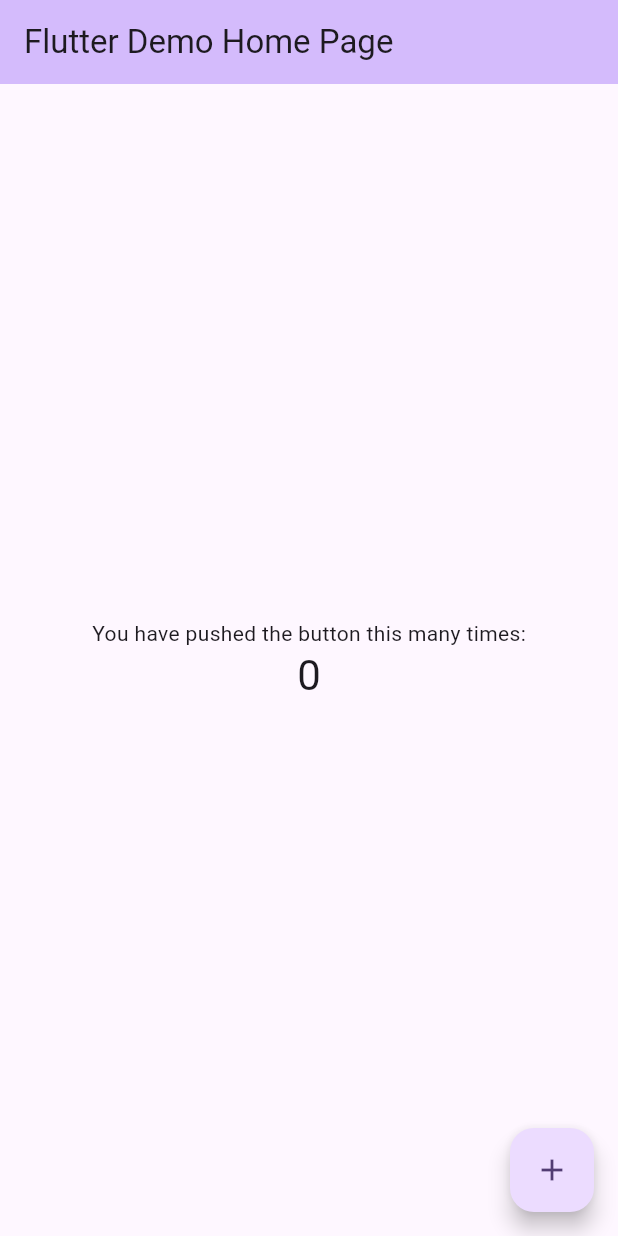
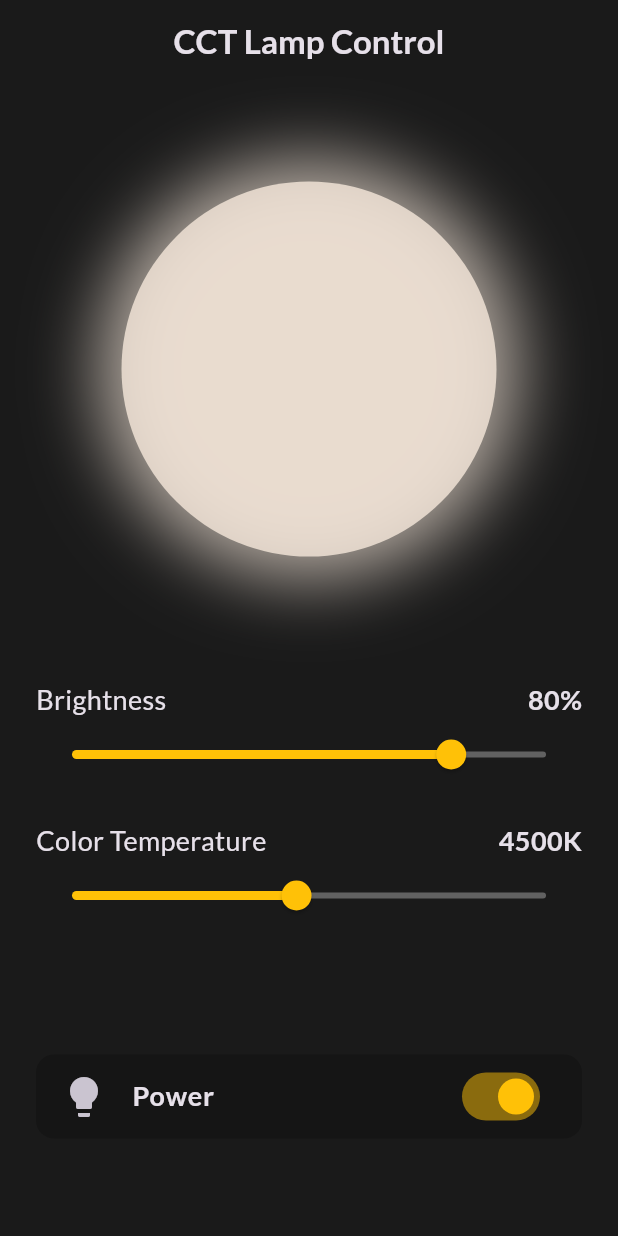
Before and after one commit to noran66/CCT_Lamp_Project, a Flutter app: the screen it shows after launch, on a phone screen of 412 x 824 dp. Run offline on Flutter 3.47's test engine with Material 3 defaults, Android fonts, the phone set to English and light mode, and no system bars; our stand-ins replace google_fonts.

Commit message:
fisrt commit

```diff
--- a/lib/main.dart
+++ b/lib/main.dart
@@ -1,124 +1,198 @@
+
 import 'package:flutter/material.dart';
+import 'package:google_fonts/google_fonts.dart';
 
 void main() {
-  runApp(const MyApp());
+  runApp(const CCTLampApp());
 }
 
-class MyApp extends StatelessWidget {
-  const MyApp({super.key});
+class CCTLampApp extends StatelessWidget {
+  const CCTLampApp({super.key});
 
-  // This widget is the root of your application.
   @override
   Widget build(BuildContext context) {
     return MaterialApp(
-      title: 'Flutter ',
+      title: 'CCT Lamp Control',
       theme: ThemeData(
-        // This is the theme of your application.
-        //
-        // TRY THIS: Try running your application with "flutter run". You'll see
-        // the application has a purple toolbar. Then, without quitting the app,
-        // try changing the seedColor in the colorScheme below to Colors.green
-        // and then invoke "hot reload" (save your changes or press the "hot
-        // reload" button in a Flutter-supported IDE, or press "r" if you used
-        // the command line to start the app).
-        //
-        // Notice that the counter didn't reset back to zero; the application
-        // state is not lost during the reload. To reset the state, use hot
-        // restart instead.
-        //
-        // This works for code too, not just values: Most code changes can be
-        // tested with just a hot reload.
-        colorScheme: ColorScheme.fromSeed(
-          seedColor: const Color.fromARGB(255, 12, 6, 23),
+        brightness: Brightness.dark,
+        primaryColor: Colors.amber,
+        scaffoldBackgroundColor: const Color(0xFF1A1A1A),
+        textTheme: GoogleFonts.latoTextTheme(
+          ThemeData.dark().textTheme,
         ),
       ),
-      home: const MyHomePage(title: 'Flutter Demo Home Page'),
+      home: const CCTLampHomePage(),
     );
   }
 }
 
-class MyHomePage extends StatefulWidget {
-  const MyHomePage({super.key, required this.title});
-
-  // This widget is the home page of your application. It is stateful, meaning
-  // that it has a State object (defined below) that contains fields that affect
-  // how it looks.
-
-  // This class is the configuration for the state. It holds the values (in this
-  // case the title) provided by the parent (in this case the App widget) and
-  // used by the build method of the State. Fields in a Widget subclass are
-  // always marked "final".
-
-  final String title;
+class CCTLampHomePage extends StatefulWidget {
+  const CCTLampHomePage({super.key});
 
   @override
-  State<MyHomePage> createState() => _MyHomePageState();
+  _CCTLampHomePageState createState() => _CCTLampHomePageState();
 }
 
-class _MyHomePageState extends State<MyHomePage> {
-  int _counter = 0;
-
-  void _incrementCounter() {
-    setState(() {
-      // This call to setState tells the Flutter framework that something has
-      // changed in this State, which causes it to rerun the build method below
-      // so that the display can reflect the updated values. If we changed
-      // _counter without calling setState(), then the build method would not be
-      // called again, and so nothing would appear to happen.
-      _counter++;
-    });
-  }
+class _CCTLampHomePageState extends State<CCTLampHomePage> {
+  final ValueNotifier<bool> _isLampOn = ValueNotifier<bool>(true);
+  final ValueNotifier<double> _brightness = ValueNotifier<double>(0.8);
+  final ValueNotifier<double> _colorTemperature = ValueNotifier<double>(4500);
 
   @override
   Widget build(BuildContext context) {
-    // This method is rerun every time setState is called, for instance as done
-    // by the _incrementCounter method above.
-    //
-    // The Flutter framework has been optimized to make rerunning build methods
-    // fast, so that you can just rebuild anything that needs updating rather
-    // than having to individually change instances of widgets.
     return Scaffold(
       appBar: AppBar(
-        // TRY THIS: Try changing the color here to a specific color (to
-        // Colors.amber, perhaps?) and trigger a hot reload to see the AppBar
-        // change color while the other colors stay the same.
-        backgroundColor: Theme.of(context).colorScheme.inversePrimary,
-        // Here we take the value from the MyHomePage object that was created by
-        // the App.build method, and use it to set our appbar title.
-        title: Text(widget.title),
+        title: Text(
+          'CCT Lamp Control',
+          style: GoogleFonts.lato(
+            fontWeight: FontWeight.bold,
+          ),
+        ),
+        centerTitle: true,
+        backgroundColor: Colors.transparent,
+        elevation: 0,
       ),
-      body: Center(
-        // Center is a layout widget. It takes a single child and positions it
-        // in the middle of the parent.
+      body: Padding(
+        padding: const EdgeInsets.all(24.0),
         child: Column(
-          // Column is also a layout widget. It takes a list of children and
-          // arranges them vertically. By default, it sizes itself to fit its
-          // children horizontally, and tries to be as tall as its parent.
-          //
-          // Column has various properties to control how it sizes itself and
-          // how it positions its children. Here we use mainAxisAlignment to
-          // center the children vertically; the main axis here is the vertical
-          // axis because Columns are vertical (the cross axis would be
-          // horizontal).
-          //
-          // TRY THIS: Invoke "debug painting" (choose the "Toggle Debug Paint"
-          // action in the IDE, or press "p" in the console), to see the
-          // wireframe for each widget.
-          mainAxisAlignment: MainAxisAlignment.center,
-          children: <Widget>[
-            const Text('You have pushed the button this many times:'),
-            Text(
-              '$_counter',
-              style: Theme.of(context).textTheme.headlineMedium,
+          mainAxisAlignment: MainAxisAlignment.spaceAround,
+          children: [
+            ValueListenableBuilder<bool>(
+              valueListenable: _isLampOn,
+              builder: (context, isLampOn, child) {
+                return ValueListenableBuilder<double>(
+                  valueListenable: _brightness,
+                  builder: (context, brightness, child) {
+                    return ValueListenableBuilder<double>(
+                      valueListenable: _colorTemperature,
+                      builder: (context, colorTemperature, child) {
+                        return Container(
+                          width: 250,
+                          height: 250,
+                          decoration: BoxDecoration(
+                            shape: BoxShape.circle,
+                            color: isLampOn
+                                ? Color.lerp(
+                                    const Color(0xFFFFDDBB),
+                                    const Color(0xFFEBF4FF),
+                                    (colorTemperature - 2700) / (6500 - 2700),
+                                  )!.withOpacity(brightness)
+                                : Colors.grey.shade800,
+                            boxShadow: [
+                              if (isLampOn)
+                                BoxShadow(
+                                  color: Color.lerp(
+                                    const Color(0xFFFFDDBB),
+                                    const Color(0xFFEBF4FF),
+                                    (colorTemperature - 2700) / (6500 - 2700),
+                                  )!.withOpacity(0.7),
+                                  blurRadius: 40,
+                                  spreadRadius: 15,
+                                ),
+                            ],
+                          ),
+                        );
+                      },
+                    );
+                  },
+                );
+              },
+            ),
+            Column(
+              children: [
+                _buildSlider(
+                  label: 'Brightness',
+                  valueListenable: _brightness,
+                  min: 0.0,
+                  max: 1.0,
+                  onChanged: (value) => _brightness.value = value,
+                  valueFormatter: (value) => '${(value * 100).round()}%',
+                ),
+                const SizedBox(height: 20),
+                _buildSlider(
+                  label: 'Color Temperature',
+                  valueListenable: _colorTemperature,
+                  min: 2700,
+                  max: 6500,
+                  onChanged: (value) => _colorTemperature.value = value,
+                  valueFormatter: (value) => '${value.round()}K',
+                ),
+              ],
+            ),
+            ValueListenableBuilder<bool>(
+              valueListenable: _isLampOn,
+              builder: (context, isLampOn, child) {
+                return SwitchListTile(
+                  title: Text(
+                    'Power',
+                    style: GoogleFonts.lato(fontSize: 18, fontWeight: FontWeight.bold),
+                  ),
+                  value: isLampOn,
+                  onChanged: (value) => _isLampOn.value = value,
+                  secondary: Icon(
+                    isLampOn ? Icons.lightbulb : Icons.lightbulb_outline,
+                    size: 32,
+                  ),
+                  activeColor: Colors.amber,
+                  tileColor: Colors.black.withOpacity(0.2),
+                  shape: RoundedRectangleBorder(
+                    borderRadius: BorderRadius.circular(12),
+                  ),
+                );
+              },
             ),
           ],
         ),
       ),
-      floatingActionButton: FloatingActionButton(
-        onPressed: _incrementCounter,
-        tooltip: 'Increment',
-        child: const Icon(Icons.add),
-      ), // This trailing comma makes auto-formatting nicer for build methods.
+    );
+  }
+
+  Widget _buildSlider({
+    required String label,
+    required ValueNotifier<double> valueListenable,
+    required double min,
+    required double max,
+    required ValueChanged<double> onChanged,
+    required String Function(double) valueFormatter,
+  }) {
+    return Column(
+      crossAxisAlignment: CrossAxisAlignment.start,
+      children: [
+        Row(
+          mainAxisAlignment: MainAxisAlignment.spaceBetween,
+          children: [
+            Text(
+              label,
+              style: GoogleFonts.lato(fontSize: 18),
+            ),
+            ValueListenableBuilder<double>(
+              valueListenable: valueListenable,
+              builder: (context, value, child) {
+                return Text(
+                  valueFormatter(value),
+                  style: GoogleFonts.lato(
+                    fontSize: 18,
+                    fontWeight: FontWeight.bold,
+                  ),
+                );
+              },
+            ),
+          ],
+        ),
+        ValueListenableBuilder<double>(
+          valueListenable: valueListenable,
+          builder: (context, value, child) {
+            return Slider(
+              value: value,
+              min: min,
+              max: max,
+              onChanged: onChanged,
+              activeColor: Colors.amber,
+              inactiveColor: Colors.grey.shade700,
+            );
+          },
+        ),
+      ],
     );
   }
 }
--- a/pubspec.yaml
+++ b/pubspec.yaml
@@ -34,6 +34,7 @@ dependencies:
   # The following adds the Cupertino Icons font to your application.
   # Use with the CupertinoIcons class for iOS style icons.
   cupertino_icons: ^1.0.8
+  google_fonts: ^6.3.2
 
 dev_dependencies:
   flutter_test:
```
Also changed, not shown: pubspec.lock, 3 other files.
